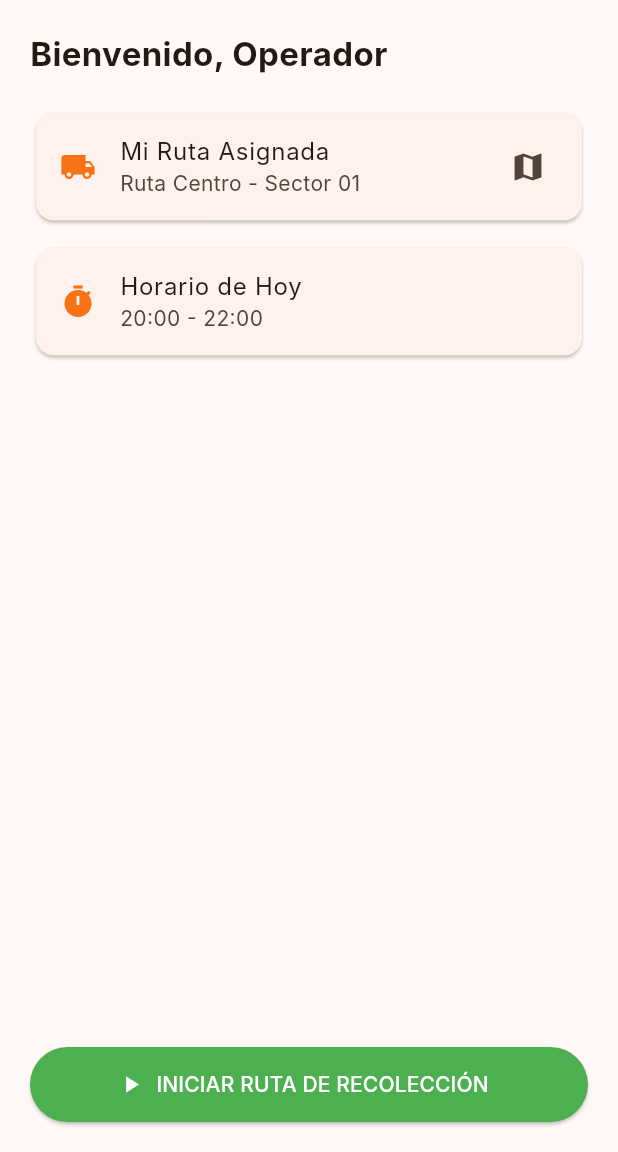
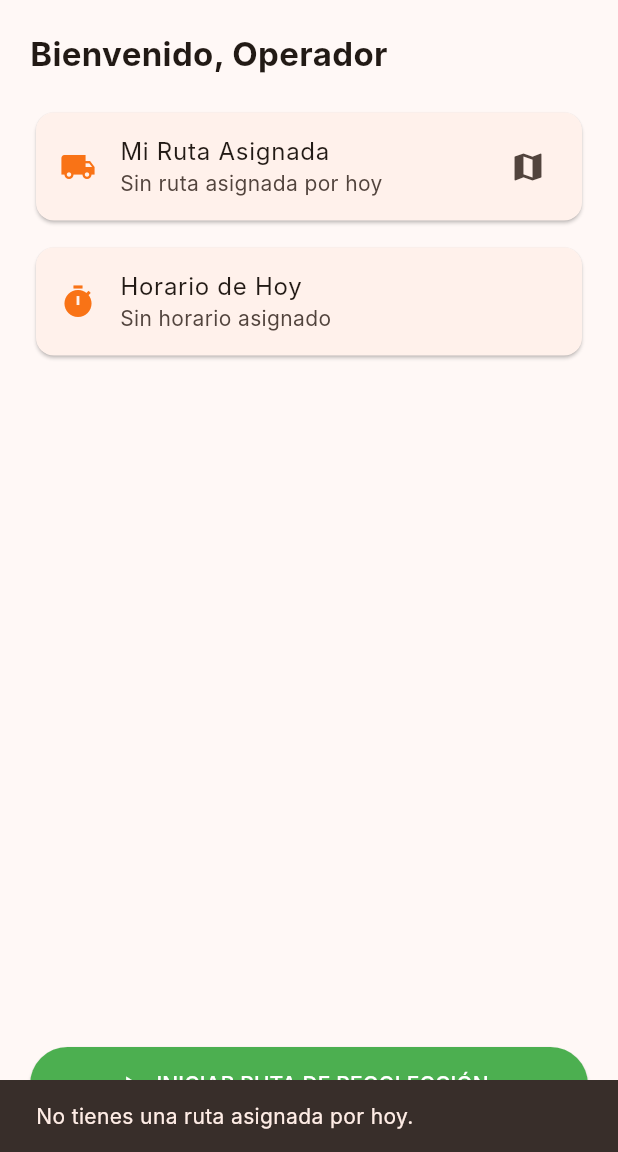
Before and after one commit to rMkRick/smartAPK, a Flutter app: the OperadorDashboard screen opened directly, after a tap on "INICIAR RUTA DE RECOLECCIÓN", on a phone screen of 412 x 824 dp, the part 84-1236 px from its top. Run offline on Flutter 3.47's test engine with Material 3 defaults, Android fonts, the light colour scheme and no system bars; our stand-ins replace flutter_map, geolocator, google_sign_in, image_picker, latlong2, shared_preferences; missing offline and left inert: flutter_facebook_auth; accounts and stored records are empty; network calls fail; Roboto replaces fonts that are missing (Inter).

Commit message:
Operador: iniciar ruta enciende el GPS y abre el mapa de la ruta asignada
- OperadorController busca la ruta asignada al operador logueado (via
  ApiService.getRutasGestion, emparejando por nombre porque el backend
  no expone operador_id en esa respuesta) y expone el flujo de GPS
  (permiso, posición actual y seguimiento continuo) para el botón
  "Iniciar ruta".
- Ruta.puntosRuta convierte los waypoints {lat,lng} a LatLng.
- Nueva pantalla OperadorRutaScreen dibuja en flutter_map la polyline
  desde la posición actual del operador hasta el inicio de la ruta y
  a lo largo de todo el recorrido, con marcadores de inicio/fin.
- OperadorDashboard muestra la ruta/horario reales en vez de texto fijo
  y conecta el botón al nuevo flujo.
- kOsmTileUrl/kCuscoCenter se extraen a views/map_constants.dart para
  compartirlos entre CitizenDashboard y OperadorRutaScreen.

```diff
--- a/lib/views/operador_dashboard.dart
+++ b/lib/views/operador_dashboard.dart
@@ -1,6 +1,7 @@
 import 'package:flutter/material.dart';
 import '../controllers/operador_controller.dart';
 import 'landing_screen.dart';
+import 'operador_ruta_screen.dart';
 
 class OperadorDashboard extends StatefulWidget {
   const OperadorDashboard({super.key});
@@ -37,10 +38,34 @@ class _OperadorDashboardState extends State<OperadorDashboard> {
     }
   }
 
+  Future<void> _iniciarRuta() async {
+    final ruta = _controller.rutaAsignada;
+    if (ruta == null) {
+      ScaffoldMessenger.of(context).showSnackBar(
+        const SnackBar(content: Text('No tienes una ruta asignada por hoy.')));
+      return;
+    }
+
+    final gpsListo = await _controller.iniciarRuta();
+    if (!mounted) return;
+    if (!gpsListo) {
+      ScaffoldMessenger.of(context).showSnackBar(
+        SnackBar(content: Text(_controller.errorGps ?? 'No se pudo activar el GPS')));
+      return;
+    }
+
+    Navigator.push(
+      context,
+      MaterialPageRoute(builder: (_) => OperadorRutaScreen(controller: _controller, ruta: ruta)),
+    );
+  }
+
   @override
   Widget build(BuildContext context) {
     const primaryColor = Color(0xFFF97316);
     const secondaryColor = Color(0xFF0F172A);
+    final ruta = _controller.rutaAsignada;
+    final activando = _controller.activandoGps;
 
     return Scaffold(
       appBar: AppBar(
@@ -57,27 +82,34 @@ class _OperadorDashboardState extends State<OperadorDashboard> {
             Text('Bienvenido, Operador ${_controller.usuario?.nombres ?? ''}',
               style: const TextStyle(fontSize: 22, fontWeight: FontWeight.bold)),
             const SizedBox(height: 20),
-            const Card(
+            Card(
               child: ListTile(
-                leading: Icon(Icons.local_shipping, color: primaryColor),
-                title: Text('Mi Ruta Asignada'),
-                subtitle: Text('Ruta Centro - Sector 01'),
-                trailing: Icon(Icons.map),
+                leading: const Icon(Icons.local_shipping, color: primaryColor),
+                title: const Text('Mi Ruta Asignada'),
+                subtitle: Text(_controller.cargandoRuta
+                    ? 'Buscando ruta asignada...'
+                    : (ruta != null ? '${ruta.nombre ?? ''} - ${ruta.zonaNombre ?? ''}' : 'Sin ruta asignada por hoy')),
+                trailing: const Icon(Icons.map),
               ),
             ),
             const SizedBox(height: 10),
-            const Card(
+            Card(
               child: ListTile(
-                leading: Icon(Icons.timer, color: primaryColor),
-                title: Text('Horario de Hoy'),
-                subtitle: Text('20:00 - 22:00'),
+                leading: const Icon(Icons.timer, color: primaryColor),
+                title: const Text('Horario de Hoy'),
+                subtitle: Text(ruta != null && ruta.horaInicio != null
+                    ? '${ruta.horaInicio} - ${ruta.horaFin ?? ''}'
+                    : 'Sin horario asignado'),
               ),
             ),
             const Spacer(),
             ElevatedButton.icon(
-              onPressed: () {},
-              icon: const Icon(Icons.play_arrow),
-              label: const Text('INICIAR RUTA DE RECOLECCIÓN'),
+              onPressed: activando ? null : _iniciarRuta,
+              icon: activando
+                  ? const SizedBox(
+                      width: 18, height: 18, child: CircularProgressIndicator(strokeWidth: 2, color: Colors.white))
+                  : const Icon(Icons.play_arrow),
+              label: Text(activando ? 'ACTIVANDO GPS...' : 'INICIAR RUTA DE RECOLECCIÓN'),
               style: ElevatedButton.styleFrom(
                 backgroundColor: Colors.green,
                 foregroundColor: Colors.white,
```
Also changed, not shown: lib/controllers/operador_controller.dart (+95 -1 lines), lib/models/ruta.dart (+16 -0 lines), lib/views/citizen_dashboard.dart (+1 -7 lines), lib/views/map_constants.dart (added, +8 -0 lines), lib/views/operador_ruta_screen.dart (added, +145 -0 lines), 2 other files.
